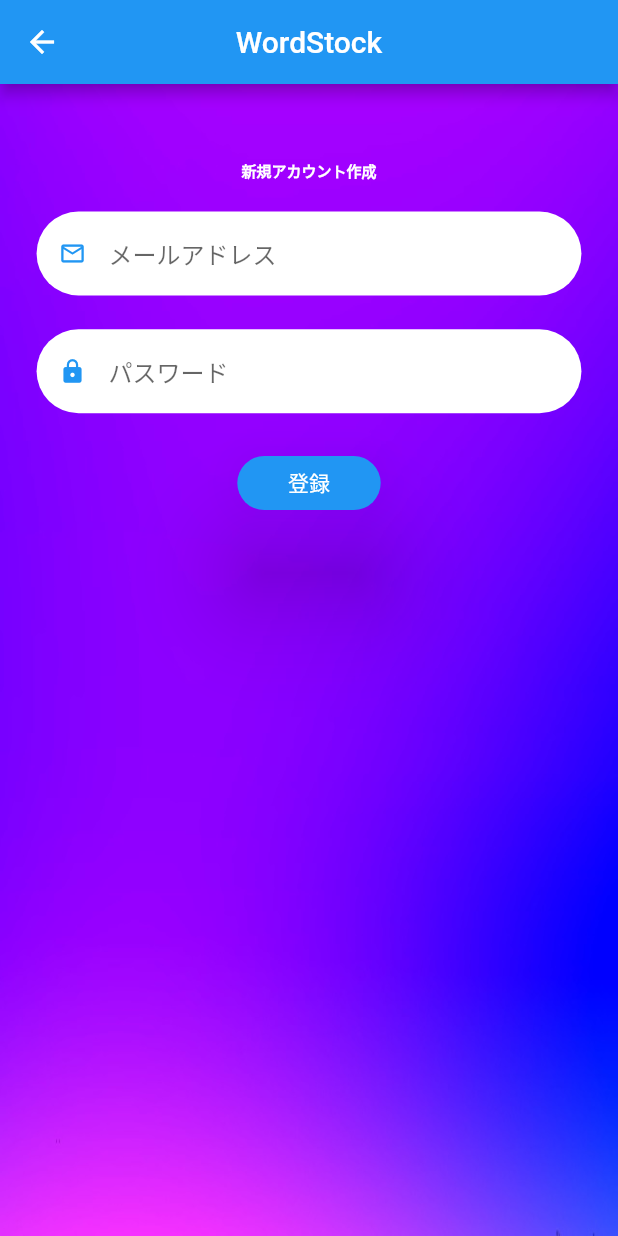
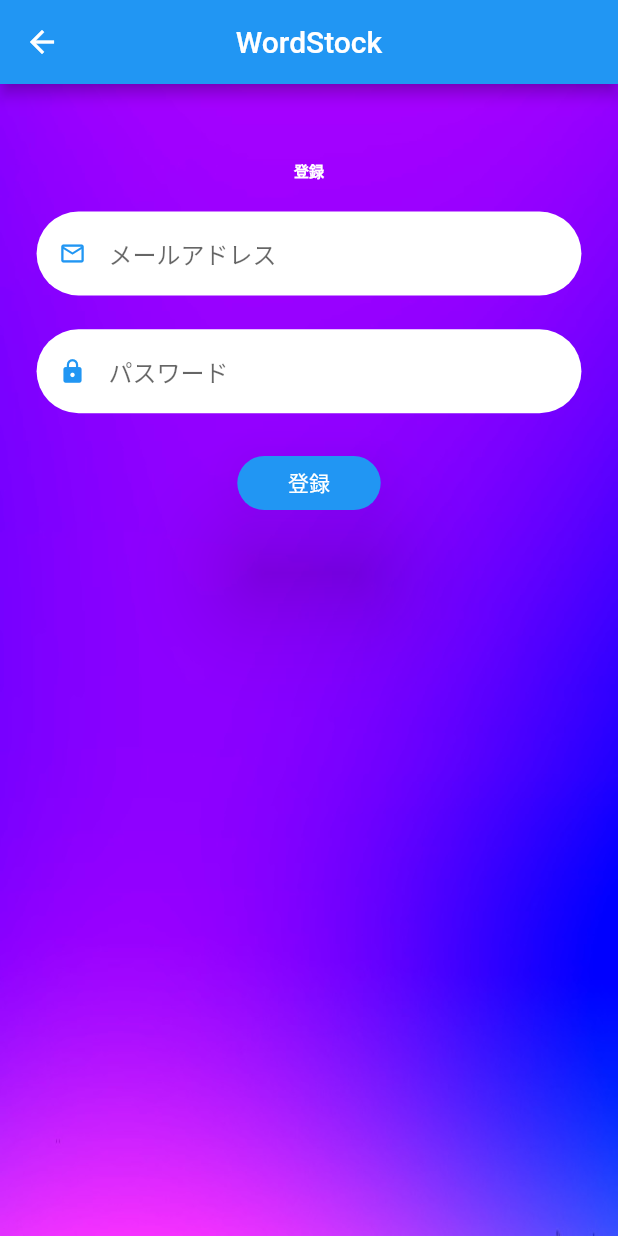
Before and after one commit to SHINYA-D/WordStock, a Flutter app: the screen it shows after launch, after a tap on "新規アカウント作成", on a phone screen of 412 x 824 dp. Run offline on Flutter 3.47's test engine with Material 2 defaults, Android fonts, the phone set to English and light mode, and no system bars; our stand-ins replace firebase_auth, firebase_core, flip_card, flutter_riverpod, flutter_screenutil, flutter_slidable and 4 more; accounts and stored records are empty; generated files the repository leaves out were written again; network calls fail.

Commit message:
[fix]Model修正

```diff
--- a/lib/app.dart
+++ b/lib/app.dart
@@ -26,6 +26,8 @@ class App extends StatelessWidget {
             initialRoute: '/',
             routes: <String, WidgetBuilder>{
               '/': (BuildContext context) => const LoginPage(),
+              //SignInPage
+              '/sign_in_page': (BuildContext context) => const SignInPage(),
               '/user_registration': (BuildContext context) =>
                   const UserRegistration(),
               '/folder_page': (BuildContext context) => const FolderPage(),
--- a/lib/domain/enum/firebase_auth_error_status.dart
+++ b/lib/domain/enum/firebase_auth_error_status.dart
@@ -83,7 +83,7 @@ class FirebaseAuthExceptionHandler {
         break;
 
       default:
-        message = '予期せぬエラーが発生しました。';
+        message = '文字列を入力してください';
         break;
     }
     return message;
--- a/lib/presentation/pages/login/login_page.dart
+++ b/lib/presentation/pages/login/login_page.dart
@@ -2,13 +2,14 @@ import 'package:firebase_auth/firebase_auth.dart';
 import 'package:flutter/material.dart';
 import 'package:flutter_riverpod/flutter_riverpod.dart';
 import 'package:flutter_screenutil/flutter_screenutil.dart';
+import 'package:wordstock/domain/login/login.dart';
 import 'package:wordstock/presentation/pages/folder_page/folder_page.dart';
 import 'package:wordstock/presentation/pages/login/login_controller.dart';
 
-class LoginPage extends ConsumerWidget {
+class LoginPage extends StatelessWidget {
   const LoginPage({Key? key}) : super(key: key);
   @override
-  Widget build(BuildContext context, WidgetRef ref) => StreamBuilder<User?>(
+  Widget build(BuildContext context) => StreamBuilder<User?>(
         stream: FirebaseAuth.instance.authStateChanges(),
         builder: (context, snapshot) {
           if (snapshot.hasData) {
@@ -27,7 +28,15 @@ class SignInPage extends ConsumerWidget {
 
   @override
   Widget build(BuildContext context, WidgetRef ref) {
-    ref.watch(loginProvider);
+    final inputState = ref.watch(loginProvider);
+    final inputCtr = ref.watch(loginProvider.notifier);
+
+    //メールアドレス
+    final mailTextCtr = TextEditingController(text: inputState.value?.mail);
+
+    //パスワード
+    final passWordTextCtr =
+        TextEditingController(text: inputState.value?.passWord);
 
     return Scaffold(
       appBar: AppBar(
@@ -50,10 +59,8 @@ class SignInPage extends ConsumerWidget {
           Center(
             child: ListView(
               children: [
-                //新規アカウント生成
-                //_buildNewAccount(),
-                //ログイン生成
-                _buildLogin(),
+                _buildLogin(context, inputState, inputCtr, mailTextCtr,
+                    passWordTextCtr),
               ],
             ),
           ),
@@ -66,90 +73,46 @@ class SignInPage extends ConsumerWidget {
 /*==============================================================================
 【ログイン生成】
 ==============================================================================*/
-Widget _buildLogin() {
-  return Consumer(builder: (context, ref, _) {
-    final inputState = ref.watch(loginProvider);
-    final inputCtr = ref.watch(loginProvider.notifier);
-
-    //メールアドレス
-    final mailTextCtr = TextEditingController(text: inputState.value?.mail);
-
-    //パスワード
-    final passWordTextCtr =
-        TextEditingController(text: inputState.value?.passWord);
-
-    return Column(children: [
-      _buildTitleDecoration('ログイン'),
-      Padding(
-        padding: EdgeInsets.only(bottom: 20.h),
-        child: SizedBox(
-          width: 380.w,
-          child: TextFormField(
-            decoration: _buildInputDecoration('メールアドレス', 'mail'),
-            controller: mailTextCtr,
+Widget _buildLogin(
+    BuildContext context,
+    AsyncValue<Login> inputState,
+    LoginController inputCtr,
+    TextEditingController mailTextCtr,
+    TextEditingController passWordTextCtr) {
+  return inputState.when(
+    data: (inputState) {
+      if (inputState.errorMessage != null &&
+          inputState.errorMessage != 'loginOk' &&
+          inputState.errorMessage!.isNotEmpty) {
+        WidgetsBinding.instance.addPostFrameCallback((_) {
+          showDialog(
+            context: context,
+            builder: (context) {
+              return AlertDialog(
+                content: Column(
+                  mainAxisSize: MainAxisSize.min,
+                  children: [Text(inputState.errorMessage!)],
                 ),
-        ),
-      ),
-      // パスワード入力
-      Padding(
-        padding: EdgeInsets.only(bottom: 20.h),
-        child: SizedBox(
-          width: 380.w,
-          child: TextFormField(
-            decoration: _buildInputDecoration('パスワード', 'pass'),
-            controller: passWordTextCtr,
-          ),
-        ),
-      ),
-      SizedBox(
-        width: 380.w,
-        child: Column(
-          children: [
-            ElevatedButton(
-              style: _buildButtonDecoration(),
-              child: const Text('ログイン'),
-              onPressed: () async {
-                // TODO:メール/パスワードでユーザーログイン
-                String messageData = await inputCtr.loginData(
-                    mailTextCtr.text, passWordTextCtr.text);
-
-                if (messageData != 'loginOk') {
-                  showModalBottomSheet(
-                      isDismissible: true,
-                      backgroundColor: Colors.transparent,
-                      context: context,
-                      builder: (BuildContext context) {
-                        return Container(
-                          height: 80.h,
-                          decoration: const BoxDecoration(
-                            color: Colors.green,
-                            borderRadius: BorderRadius.only(
-                              topLeft: Radius.circular(20),
-                              topRight: Radius.circular(20),
-                            ),
-                          ),
-                          child: Center(
-                            child: Text(messageData),
-                          ),
+              );
+            },
           );
         });
       }
+      return _buildLoginForm(context, inputCtr, mailTextCtr, passWordTextCtr);
     },
-            ),
-            TextButton(
-              onPressed: () {
-                Navigator.pushNamed(context, "/user_registration");
+    error: (error, _) => AlertDialog(
+      title: const Text('ログイン画面示中に発生しました。'),
+      actions: <Widget>[
+        GestureDetector(
+          child: const Text('閉じる'),
+          onTap: () async {
+            Navigator.pop(context);
           },
-              child: const Text(
-                '新規アカウント作成',
-                style: TextStyle(color: Colors.white),
-              ),
         ),
       ],
     ),
-      ),
-    ]);
-  });
+    loading: () => const CircularProgressIndicator(),
+  );
 }
 
 /*==============================================================================
@@ -196,3 +159,54 @@ _buildButtonDecoration() => ElevatedButton.styleFrom(
         borderRadius: BorderRadius.circular(30),
       ),
     );
+/*==============================================================================
+【共通ボタンデザイン生成】
+==============================================================================*/
+Widget _buildLoginForm(
+        BuildContext context,
+        LoginController inputCtr,
+        TextEditingController mailTextCtr,
+        TextEditingController passWordTextCtr) =>
+    Column(
+      children: [
+        _buildTitleDecoration('ログイン'),
+        Padding(
+          padding: EdgeInsets.only(bottom: 20.h),
+          child: SizedBox(
+            width: 380.w,
+            child: TextFormField(
+              decoration: _buildInputDecoration('メールアドレス', 'mail'),
+              controller: mailTextCtr,
+            ),
+          ),
+        ),
+        Padding(
+          padding: EdgeInsets.only(bottom: 20.h),
+          child: SizedBox(
+            width: 380.w,
+            child: TextFormField(
+              decoration: _buildInputDecoration('パスワード', 'pass'),
+              controller: passWordTextCtr,
+            ),
+          ),
+        ),
+        SizedBox(
+          width: 100.w,
+          child: ElevatedButton(
+            style: _buildButtonDecoration(),
+            child: const Text('ログイン'),
+            onPressed: () =>
+                inputCtr.loginData(mailTextCtr.text, passWordTextCtr.text),
+          ),
+        ),
+        TextButton(
+          onPressed: () {
+            Navigator.pushNamed(context, "/user_registration");
+          },
+          child: const Text(
+            '新規アカウント作成',
+            style: TextStyle(color: Colors.white),
+          ),
+        ),
+      ],
+    );
--- a/lib/presentation/pages/login/user_registration.dart
+++ b/lib/presentation/pages/login/user_registration.dart
@@ -2,8 +2,9 @@ import 'package:firebase_auth/firebase_auth.dart';
 import 'package:flutter/material.dart';
 import 'package:flutter_riverpod/flutter_riverpod.dart';
 import 'package:flutter_screenutil/flutter_screenutil.dart';
+import 'package:wordstock/domain/login/login.dart';
 import 'package:wordstock/presentation/pages/folder_page/folder_page.dart';
-import 'package:wordstock/presentation/pages/login/login_controller.dart';
+import 'package:wordstock/presentation/pages/login/user_registration_controller.dart';
 
 class UserRegistration extends ConsumerWidget {
   const UserRegistration({Key? key}) : super(key: key);
@@ -20,14 +21,21 @@ class UserRegistration extends ConsumerWidget {
 }
 
 /*==============================================================================
-【新規作成画面】
+【登録画面】
 ==============================================================================*/
 class RegistrationPage extends ConsumerWidget {
   const RegistrationPage({Key? key}) : super(key: key);
 
   @override
   Widget build(BuildContext context, WidgetRef ref) {
-    ref.watch(loginProvider);
+    final inputState = ref.watch(userRegistrationProvider);
+    final inputCtr = ref.watch(userRegistrationProvider.notifier);
+
+    //メールアドレス
+    final mailCtr = TextEditingController(text: inputState.value?.mail);
+
+    //パスワード
+    final passWordCtr = TextEditingController(text: inputState.value?.passWord);
 
     return Scaffold(
       appBar: AppBar(
@@ -50,10 +58,8 @@ class RegistrationPage extends ConsumerWidget {
           Center(
             child: ListView(
               children: [
-                //新規アカウント生成
-                _buildNewAccount(),
-                //ログイン生成
-                //_buildLogin(),
+                _buildRegistration(
+                    context, inputState, inputCtr, mailCtr, passWordCtr),
               ],
             ),
           ),
@@ -64,85 +70,48 @@ class RegistrationPage extends ConsumerWidget {
 }
 
 /*==============================================================================
-【新規アカウント生成】
+【登録生成】
 ==============================================================================*/
-Widget _buildNewAccount() {
-  return Consumer(
-    builder: (context, ref, _) {
-      final inputState = ref.watch(loginProvider);
-      final inputCtr = ref.watch(loginProvider.notifier);
-
-      //メールアドレス
-      final mailTextCtr = TextEditingController(text: inputState.value?.mail);
-
-      //パスワード
-      final passWordTextCtr =
-          TextEditingController(text: inputState.value?.passWord);
-
-      return Column(
-        children: [
-          _buildTitleDecoration('新規アカウント作成'),
-          Padding(
-            padding: EdgeInsets.only(bottom: 20.h),
-            child: SizedBox(
-              width: 380.w,
-              child: TextFormField(
-                decoration: _buildInputDecoration('メールアドレス', 'mail'),
-                controller: mailTextCtr,
-                //TODO:削除予定
-                // onChanged: (String value) {
-                //   inputState.value?.copyWith(mail: value);
-                // },
-              ),
-            ),
-          ),
-          // パスワード入力
-          Padding(
-            padding: EdgeInsets.only(bottom: 20.h),
-            child: SizedBox(
-              width: 380.w,
-              child: TextFormField(
-                decoration: _buildInputDecoration('パスワード', 'pass'),
-                controller: passWordTextCtr,
-              ),
-            ),
-          ),
-          SizedBox(
-            width: 100.w,
-            child: ElevatedButton(
-                style: _buildButtonDecoration(),
-                child: const Text('登録'),
-                onPressed: () async {
-                  // TODO:メール/新規ユーザー登録
-                  String messageData = await inputCtr.registerData(
-                      mailTextCtr.text, passWordTextCtr.text);
-
-                  if (messageData != 'newUserOK') {
-                    showModalBottomSheet(
-                        isDismissible: true,
-                        backgroundColor: Colors.transparent,
-                        context: context,
-                        builder: (BuildContext context) {
-                          return Container(
-                            height: 80.h,
-                            decoration: const BoxDecoration(
-                              color: Colors.green,
-                              borderRadius: BorderRadius.only(
-                                topLeft: Radius.circular(20),
-                                topRight: Radius.circular(20),
-                              ),
-                            ),
-                            child: Center(
-                              child: Text(messageData),
-                            ),
-                          );
-                        });
-                  }
-                }),
-          ),
-        ],
-      );
+Widget _buildRegistration(
+    BuildContext context,
+    AsyncValue<Login> inputState,
+    UserRegistrationController inputCtr,
+    TextEditingController mailTextCtr,
+    TextEditingController passWordTextCtr) {
+  return inputState.when(
+    data: (inputState) {
+      if (inputState.errorMessage != null &&
+          inputState.errorMessage != 'newUserOK' &&
+          inputState.errorMessage!.isNotEmpty) {
+        WidgetsBinding.instance.addPostFrameCallback((_) {
+          showDialog(
+            context: context,
+            builder: (context) {
+              return AlertDialog(
+                content: Column(
+                  mainAxisSize: MainAxisSize.min,
+                  children: [Text(inputState.errorMessage!)],
+                ),
+              );
+            },
+          );
+        });
+      }
+      return _buildRegistrationForm(
+          context, inputCtr, mailTextCtr, passWordTextCtr);
     },
+    error: (error, _) => AlertDialog(
+      title: const Text('新規作成画面示中に発生しました。'),
+      actions: <Widget>[
+        GestureDetector(
+          child: const Text('閉じる'),
+          onTap: () async {
+            Navigator.pop(context);
+          },
+        ),
+      ],
+    ),
+    loading: () => const CircularProgressIndicator(),
   );
 }
 
@@ -190,3 +159,48 @@ _buildButtonDecoration() => ElevatedButton.styleFrom(
         borderRadius: BorderRadius.circular(30),
       ),
     );
+/*==============================================================================
+【共通ボタンデザイン生成】
+==============================================================================*/
+Widget _buildRegistrationForm(
+        BuildContext context,
+        UserRegistrationController inputCtr,
+        TextEditingController mailTextCtr,
+        TextEditingController passWordTextCtr) =>
+
+//スタックで管理する
+    Column(
+      children: [
+        _buildTitleDecoration('登録'),
+        Padding(
+          padding: EdgeInsets.only(bottom: 20.h),
+          child: SizedBox(
+            width: 380.w,
+            child: TextFormField(
+              decoration: _buildInputDecoration('メールアドレス', 'mail'),
+              controller: mailTextCtr,
+            ),
+          ),
+        ),
+// パスワード入力
+        Padding(
+          padding: EdgeInsets.only(bottom: 20.h),
+          child: SizedBox(
+            width: 380.w,
+            child: TextFormField(
+              decoration: _buildInputDecoration('パスワード', 'pass'),
+              controller: passWordTextCtr,
+            ),
+          ),
+        ),
+        SizedBox(
+          width: 100.w,
+          child: ElevatedButton(
+            style: _buildButtonDecoration(),
+            child: const Text('登録'),
+            onPressed: () =>
+                inputCtr.registerData(mailTextCtr.text, passWordTextCtr.text),
+          ),
+        ),
+      ],
+    );
```
Also changed, not shown: lib/presentation/pages/folder_page/folder_page.dart (+62 -6 lines), lib/presentation/pages/login/login_controller.dart (+6 -17 lines), lib/domain/login/login.freezed.dart, lib/domain/login/login.g.dart. Lines whose indentation alone changed are shown as unchanged.
